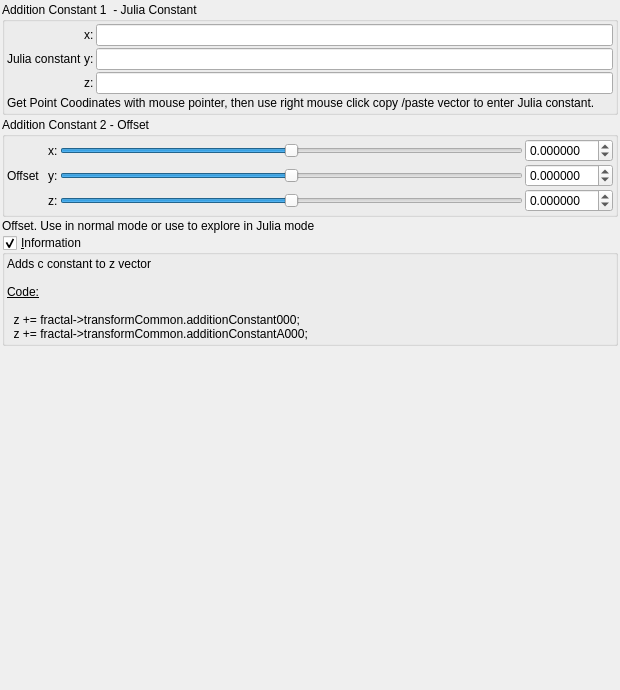
Above: mandelbulber2/qt_data/fractal_transf_addition_constant.ui from buddhi1980/mandelbulber2 before the change. Below: the same form after it.
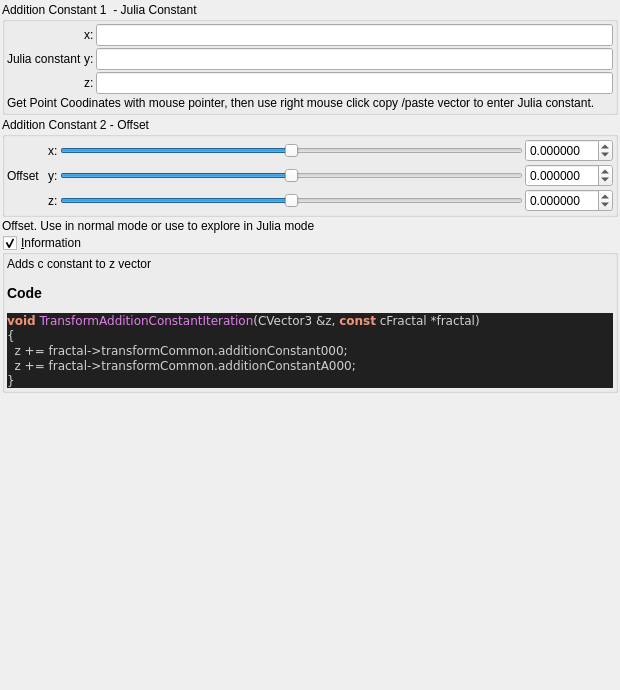
That is the form after the change. Custom widgets are drawn as their Qt base class.

Commit message:
added all transforms information boxes
now all formulas can be parsed.

@buddhi do you got a reference for Xenodreambuie formula?

```diff
--- a/mandelbulber2/qt_data/fractal_transf_addition_constant.ui
+++ b/mandelbulber2/qt_data/fractal_transf_addition_constant.ui
@@ -386,16 +386,26 @@
       <item>
        <widget class="QLabel" name="label_4">
         <property name="text">
-         <string>&lt;!DOCTYPE HTML PUBLIC &quot;-//W3C//DTD HTML 4.0//EN&quot; &quot;http://www.w3.org/TR/REC-html40/strict.dtd&quot;&gt;
-&lt;html&gt;&lt;head&gt;&lt;meta name=&quot;qrichtext&quot; content=&quot;1&quot; /&gt;&lt;style type=&quot;text/css&quot;&gt;
-p, li { white-space: pre-wrap; }
-&lt;/style&gt;&lt;/head&gt;&lt;body&gt;
-&lt;p style=&quot; margin-top:0px; margin-bottom:0px; margin-left:0px; margin-right:0px; -qt-block-indent:0; text-indent:0px;&quot;&gt;Adds c constant to z vector&lt;/p&gt;
-&lt;p style=&quot;-qt-paragraph-type:empty; margin-top:0px; margin-bottom:0px; margin-left:0px; margin-right:0px; -qt-block-indent:0; text-indent:0px;&quot;&gt;&lt;br /&gt;&lt;/p&gt;
-&lt;p style=&quot; margin-top:0px; margin-bottom:0px; margin-left:0px; margin-right:0px; -qt-block-indent:0; text-indent:0px;&quot;&gt;&lt;span style=&quot; text-decoration: underline;&quot;&gt;Code:&lt;/span&gt;&lt;/p&gt;
-&lt;p style=&quot;-qt-paragraph-type:empty; margin-top:0px; margin-bottom:0px; margin-left:0px; margin-right:0px; -qt-block-indent:0; text-indent:0px; text-decoration: underline;&quot;&gt;&lt;br /&gt;&lt;/p&gt;
-&lt;p style=&quot; margin-top:0px; margin-bottom:0px; margin-left:0px; margin-right:0px; -qt-block-indent:0; text-indent:0px;&quot;&gt;  z += fractal-&amp;gt;transformCommon.additionConstant000;&lt;/p&gt;
-&lt;p style=&quot; margin-top:0px; margin-bottom:0px; margin-left:0px; margin-right:0px; -qt-block-indent:0; text-indent:0px;&quot;&gt;  z += fractal-&amp;gt;transformCommon.additionConstantA000;&lt;/p&gt;&lt;/body&gt;&lt;/html&gt;</string>
+         <string>&lt;p&gt;Adds c constant to z vector&lt;/p&gt;&lt;table&gt;
+&lt;/table&gt;
+&lt;h3&gt;Code&lt;/h3&gt;
+&lt;!DOCTYPE HTML PUBLIC &quot;-//W3C//DTD HTML 4.0 Transitional//EN&quot;&gt;
+&lt;html&gt;
+&lt;head&gt;
+&lt;meta http-equiv=&quot;content-type&quot; content=&quot;text/html; charset=ISO-8859-1&quot;&gt;
+&lt;title&gt;Source file&lt;/title&gt;
+&lt;/head&gt;
+&lt;body style=&quot;background-color:#202020&quot;&gt;
+&lt;pre style=&quot;color:#d0d0d0; background-color:#202020;  font-family:'Courier New';&quot;&gt;&lt;span style=&quot;color:#f09479; font-weight:bold&quot;&gt;void&lt;/span&gt; &lt;span style=&quot;color:#e47eed&quot;&gt;TransformAdditionConstantIteration&lt;/span&gt;&lt;span style=&quot;color:#d0d0d0&quot;&gt;(&lt;/span&gt;CVector3 &lt;span style=&quot;color:#d0d0d0&quot;&gt;&amp;amp;&lt;/span&gt;z&lt;span style=&quot;color:#d0d0d0&quot;&gt;,&lt;/span&gt; &lt;span style=&quot;color:#f09479; font-weight:bold&quot;&gt;const&lt;/span&gt; cFractal &lt;span style=&quot;color:#d0d0d0&quot;&gt;*&lt;/span&gt;fractal&lt;span style=&quot;color:#d0d0d0&quot;&gt;)&lt;/span&gt;
+&lt;span style=&quot;color:#d0d0d0&quot;&gt;{&lt;/span&gt;
+  z &lt;span style=&quot;color:#d0d0d0&quot;&gt;+=&lt;/span&gt; fractal&lt;span style=&quot;color:#d0d0d0&quot;&gt;-&amp;gt;&lt;/span&gt;transformCommon&lt;span style=&quot;color:#d0d0d0&quot;&gt;.&lt;/span&gt;additionConstant000&lt;span style=&quot;color:#d0d0d0&quot;&gt;;&lt;/span&gt;
+  z &lt;span style=&quot;color:#d0d0d0&quot;&gt;+=&lt;/span&gt; fractal&lt;span style=&quot;color:#d0d0d0&quot;&gt;-&amp;gt;&lt;/span&gt;transformCommon&lt;span style=&quot;color:#d0d0d0&quot;&gt;.&lt;/span&gt;additionConstantA000&lt;span style=&quot;color:#d0d0d0&quot;&gt;;&lt;/span&gt;
+&lt;span style=&quot;color:#d0d0d0&quot;&gt;}&lt;/span&gt;
+&lt;/pre&gt;
+&lt;/body&gt;
+&lt;/html&gt;
+&lt;!--HTML generated by highlight 3.9, http://www.andre-simon.de/--&gt;
+</string>
         </property>
         <property name="wordWrap">
          <bool>true</bool>
```
Left out of the diff: 2 changed lines with no effect on the pictures. The commit also changes 75 other files.
